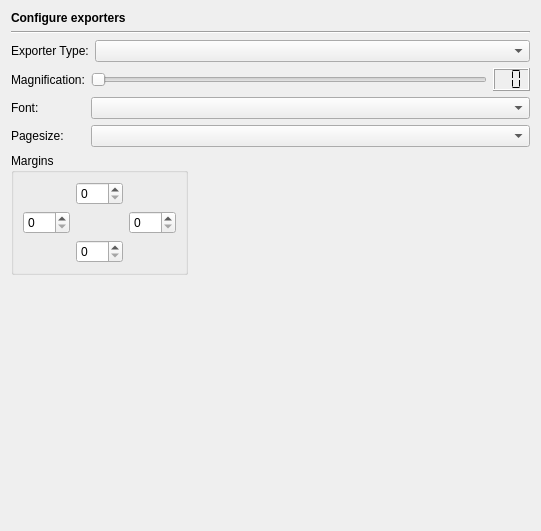
First picture: the form in Preferences/ConfigurationPages/EditorExportersPage.ui, repository testmana2/test, before the edit.
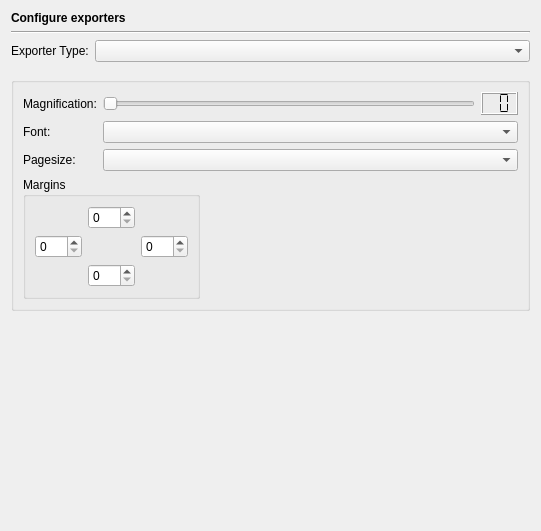
Second picture: the form after the edit. The open tabs and pages were chosen to show the change.

Commit message: Some layout corrections to configuration pages.

```diff
--- a/Preferences/ConfigurationPages/EditorExportersPage.ui
+++ b/Preferences/ConfigurationPages/EditorExportersPage.ui
@@ -13,7 +13,7 @@
   <property name="windowTitle">
    <string/>
   </property>
-  <layout class="QVBoxLayout" name="verticalLayout">
+  <layout class="QVBoxLayout" name="verticalLayout_10">
    <item>
     <widget class="QLabel" name="headerLabel">
      <property name="text">
@@ -139,6 +139,18 @@
      </widget>
      <widget class="QWidget" name="odtPage">
       <layout class="QVBoxLayout" name="verticalLayout_2">
+       <property name="leftMargin">
+        <number>0</number>
+       </property>
+       <property name="rightMargin">
+        <number>0</number>
+       </property>
+       <item>
+        <widget class="QGroupBox" name="groupBox_3">
+         <property name="title">
+          <string/>
+         </property>
+         <layout class="QVBoxLayout" name="verticalLayout">
        <item>
         <widget class="QCheckBox" name="odtWysiwygCheckBox">
          <property name="toolTip">
@@ -169,6 +181,9 @@
          </property>
         </widget>
        </item>
+         </layout>
+        </widget>
+       </item>
        <item>
         <spacer name="spacer">
          <property name="orientation">
@@ -185,10 +200,19 @@
       </layout>
      </widget>
      <widget class="QWidget" name="pdfPage">
+      <layout class="QVBoxLayout" name="verticalLayout_5">
+       <property name="leftMargin">
+        <number>0</number>
+       </property>
+       <property name="rightMargin">
+        <number>0</number>
+       </property>
+       <item>
+        <widget class="QGroupBox" name="groupBox_4">
+         <property name="title">
+          <string/>
+         </property>
       <layout class="QGridLayout" name="gridLayout">
-       <property name="margin">
-        <number>0</number>
-       </property>
        <item row="0" column="0">
         <widget class="QLabel" name="label">
          <property name="text">
@@ -316,7 +340,10 @@
          </item>
         </layout>
        </item>
-       <item row="4" column="1">
+         </layout>
+        </widget>
+       </item>
+       <item>
         <spacer>
          <property name="orientation">
           <enum>Qt::Vertical</enum>
```
Left out of the diff: 48 changed lines with no effect on the pictures. Lines whose indentation alone changed are shown as unchanged. The commit also changes 1 other file.
